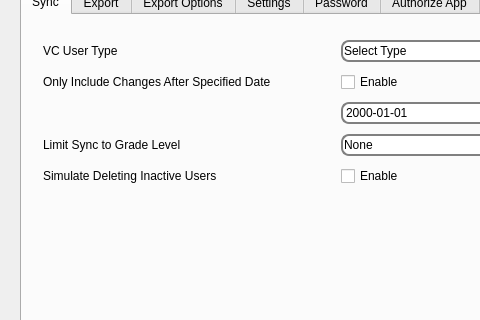
Old version of the form qt-lightspeed-pos-vc-connector/mainwindow.ui in the repository beckf/lightspeed-vc-connector; both pictures show x 0 to 480 and y 337 to 657 of the 663 by 786 pixel window.
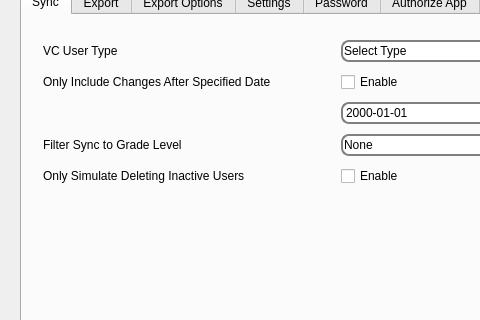
New version of the form. The open tabs and pages were chosen to show the change.

Commit message: current_grade fix. Now uses VC id instead of grade name.

The edit to the form file:
```diff
--- a/qt-lightspeed-pos-vc-connector/mainwindow.ui
+++ b/qt-lightspeed-pos-vc-connector/mainwindow.ui
@@ -102,7 +102,7 @@
        <item row="3" column="0">
         <widget class="QLabel" name="label_19">
          <property name="text">
-          <string>Limit Sync to Grade Level</string>
+          <string>Filter Sync to Grade Level</string>
          </property>
         </widget>
        </item>
@@ -242,7 +242,7 @@
        <item row="4" column="0">
         <widget class="QLabel" name="label_27">
          <property name="text">
-          <string>Simulate Deleting Inactive Users</string>
+          <string>Only Simulate Deleting Inactive Users</string>
          </property>
         </widget>
        </item>
```
Left out of the diff: 33 changed lines with no effect on the pictures. The commit also changes 5 other files.
